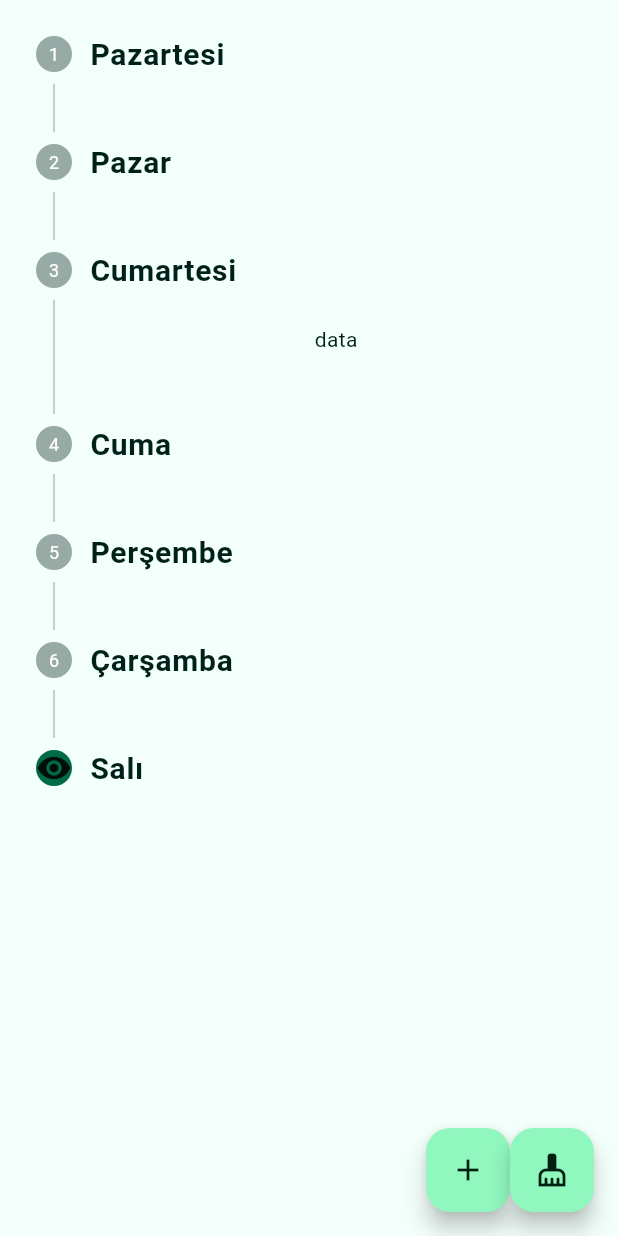
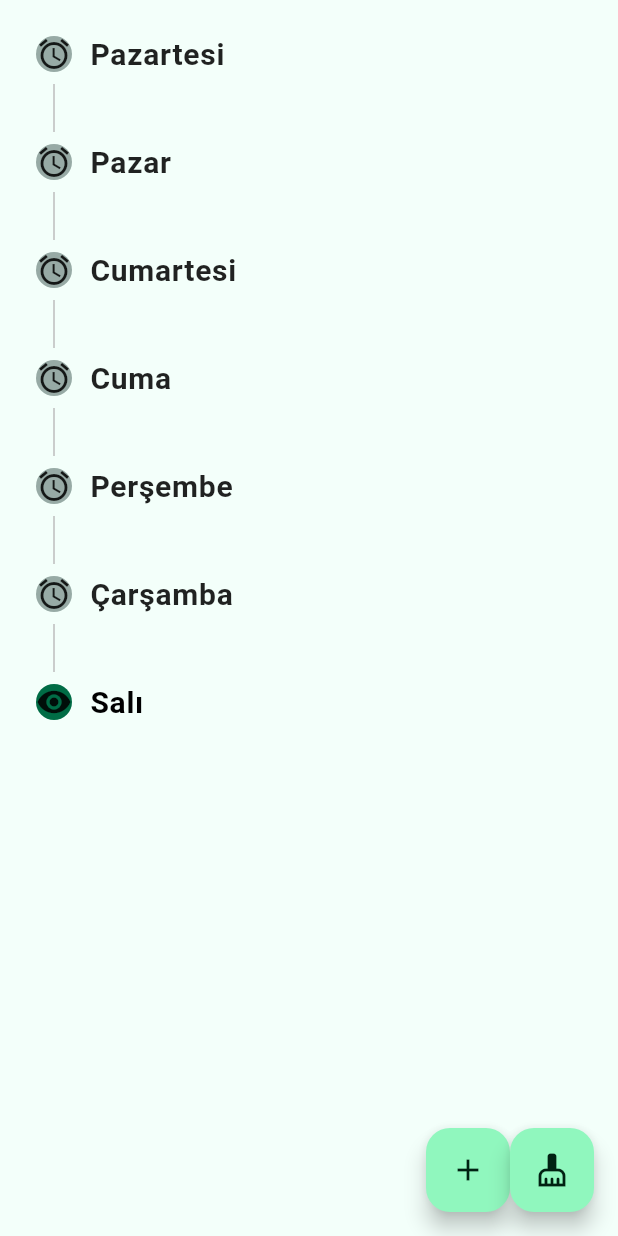
Before and after one commit to TRthsn/spaced_repetition_notes, a Flutter app: the screen it shows after launch, on a phone screen of 412 x 824 dp. Run offline on Flutter 3.47's test engine with Material 2 defaults, Android fonts, the phone set to English and light mode, and no system bars; our stand-ins replace bloc, flutter_bloc, hive, hive_flutter, lottie; missing offline and left inert: flutter_iconpicker; accounts and stored records are empty.

Commit message:
Home page View updated

```diff
--- a/lib/app/constants/constants_decoration.dart
+++ b/lib/app/constants/constants_decoration.dart
@@ -4,10 +4,12 @@ final class DecorationConstants {
   static const double noteContainerHeight = 80;
   static const Color noteContainerColor = Colors.amber;
   static const EdgeInsets noteContainerPadding = EdgeInsets.all(8);
-  static const EdgeInsets noteContainerItemPadding = EdgeInsets.all(8);
+  static const EdgeInsets noteContainerItemPadding =
+      EdgeInsets.fromLTRB(8, 8, 8, 0);
   static const EdgeInsets noteContainerMessagePadding =
       EdgeInsets.fromLTRB(8, 0, 8, 8);
   static const double titleIconSpace = 5;
+  static Color dividerColor = Colors.black.withOpacity(0.2);
 
   static const double showDialogHeight = 350;
   static const EdgeInsets showDialogPadding = EdgeInsets.all(12);
--- a/lib/app/constants/constants_text_style.dart
+++ b/lib/app/constants/constants_text_style.dart
@@ -10,5 +10,17 @@ class TextStyleConstants extends TextStyle {
       : super(
           fontSize: 20,
           fontWeight: FontWeight.w700,
+          color: Colors.black87,
+        );
+  const TextStyleConstants.noteCaptionCurrentDay()
+      : super(
+          fontSize: 20,
+          fontWeight: FontWeight.w700,
+          color: Colors.black,
+        );
+  const TextStyleConstants.noteDateAndHour()
+      : super(
+          fontSize: 20,
+          fontWeight: FontWeight.w700,
         );
 }
--- a/lib/features/home_page/view/home_page_view.dart
+++ b/lib/features/home_page/view/home_page_view.dart
@@ -27,9 +27,8 @@ class HomePageView extends StatelessWidget {
                 if (stepIndex == 6) {
                   return const Icon(Icons.visibility);
                 } else {
-                  const Icon(Icons.access_alarm_outlined);
+                  return const Icon(Icons.access_alarm_outlined);
                 }
-                return null;
               },
               onStepTapped: (value) =>
                   context.read<NoteCubit>().changeStep(value),
@@ -41,21 +40,34 @@ class HomePageView extends StatelessWidget {
                 for (int dayLater = 6; dayLater > -1; dayLater--)
                   Step(
                     isActive: context.watch<NoteCubit>().currentStep ==
-                        currentTime.add(Duration(days: dayLater)).weekday,
-                    title: Row(
+                        context.read<NoteCubit>().getIndex(),
+                    title: FittedBox(
+                      child: Column(
+                        crossAxisAlignment: CrossAxisAlignment.start,
+                        children: [
+                          Row(
                             children: [
                               Text(
-                          StringConstants.days[
-                                  currentTime.addDays(dayLater).weekday] ??
+                                StringConstants.days[currentTime
+                                        .addDays(dayLater)
+                                        .weekday] ??
                                     'Error',
-                          style: const TextStyleConstants.noteCaption(),
+                                style: dayLater == 0
+                                    ? const TextStyleConstants
+                                        .noteCaptionCurrentDay()
+                                    : const TextStyleConstants.noteCaption(),
                               ),
                               const SizedBox(
                                 width: DecorationConstants.titleIconSpace,
                               ),
+                            ],
+                          ),
+                          Row(
+                            children: [
                               for (final NoteItem iconItem in state
-                                .allItems[
-                                    currentTime.addDays(dayLater).toNoteId()]
+                                      .allItems[currentTime
+                                          .addDays(dayLater)
+                                          .toNoteId()]
                                       ?.noteItemList
                                       .cast<NoteItem>() ??
                                   [])
@@ -67,7 +79,72 @@ class HomePageView extends StatelessWidget {
                                 ),
                             ],
                           ),
-                    content: const Text('data'),
+                        ],
+                      ),
+                    ),
+                    content: Column(
+                      children: [
+                        for (final NoteItem messageItem in state
+                                .allItems[
+                                    currentTime.addDays(dayLater).toNoteId()]
+                                ?.noteItemList
+                                .cast<NoteItem>() ??
+                            [])
+                          Dismissible(
+                            key: GlobalKey(),
+                            onDismissed: (direction) {
+                              context
+                                  .read<NoteCubit>()
+                                  .removeItems(messageItem);
+                            },
+                            child: Padding(
+                              padding: DecorationConstants.noteContainerPadding,
+                              child: Container(
+                                width: MediaQuery.of(context).size.width,
+                                color: DecorationConstants.noteContainerColor,
+                                child: Column(
+                                  crossAxisAlignment: CrossAxisAlignment.start,
+                                  children: [
+                                    Padding(
+                                      padding: DecorationConstants
+                                          .noteContainerItemPadding,
+                                      child: Row(
+                                        mainAxisAlignment:
+                                            MainAxisAlignment.spaceBetween,
+                                        children: [
+                                          Text(
+                                            '${messageItem.time.year}-${messageItem.time.month}-${messageItem.time.day}',
+                                            style: const TextStyleConstants
+                                                .noteDateAndHour(),
+                                          ),
+                                          Text(
+                                            '${messageItem.time.hour}:${messageItem.time.minute}',
+                                            style: const TextStyleConstants
+                                                .noteDateAndHour(),
+                                          ),
+                                        ],
+                                      ),
+                                    ),
+                                    Divider(
+                                      thickness: 2,
+                                      color: DecorationConstants.dividerColor,
+                                    ),
+                                    Padding(
+                                      padding: DecorationConstants
+                                          .noteContainerMessagePadding,
+                                      child: Text(
+                                        messageItem.message,
+                                        style:
+                                            const TextStyleConstants.noteText(),
+                                      ),
+                                    ),
+                                  ],
+                                ),
+                              ),
+                            ),
+                          ),
+                      ],
+                    ),
                   ),
               ],
             );
--- a/lib/features/home_page/view/widgets/note_add_and_remove_floating_button.dart
+++ b/lib/features/home_page/view/widgets/note_add_and_remove_floating_button.dart
@@ -24,7 +24,7 @@ class NoteAddAndRemoveFloatingButtons extends StatelessWidget {
             final item = await addNoteItemShowDialog(context);
             if (item is NoteItem) {
               await context.read<NoteCubit>().addItem(item);
-            }
+            } else {}
           },
           child: const Icon(Icons.add),
         ),
--- a/lib/features/home_page/view_modal/note_cubit.dart
+++ b/lib/features/home_page/view_modal/note_cubit.dart
@@ -1,6 +1,7 @@
 import 'package:bloc/bloc.dart';
 import 'package:flutter/material.dart';
 import 'package:hive_flutter/hive_flutter.dart';
+import 'package:spaced_repetition_notes/app/extention/note_id_extention.dart';
 import 'package:spaced_repetition_notes/features/home_page/view_modal/note_cubit_state.dart';
 import 'package:spaced_repetition_notes/service/cache_manager.dart';
 import 'package:spaced_repetition_notes/service/modal/note.dart';
@@ -10,9 +11,16 @@ class NoteCubit extends Cubit<CubitBaseState> {
   NoteCubit(this.cacheManager) : super(CubitInitialState());
   final CacheManager cacheManager;
   final time = DateTime.now();
-  int currentStep = DateTime.now().weekday;
+  int currentStep = 6;
   IconData? selectedIconData;
   Icon? selectedIcon;
+  int sayac = -1;
+
+  int getIndex() {
+    sayac++;
+    sayac = sayac % 7;
+    return sayac;
+  }
 
   ///I have collected the note lists here
   final weekNotes = <int, Note>{};
@@ -34,7 +42,7 @@ class NoteCubit extends Cubit<CubitBaseState> {
     await addtreeItems(6);
 
     emit(CubitAddItemState());
-    emit(CubitSuccessState(allItems: weekNotes));
+    getWeekDayItems();
   }
 
   void refreshItems() {
@@ -44,16 +52,19 @@ class NoteCubit extends Cubit<CubitBaseState> {
   void removeItems(NoteItem item) {
     cacheManager.removeNote(item);
     emit(CubitRemoveItemState());
+    getWeekDayItems();
   }
 
   Future<void> clearItems() async {
     await cacheManager.clearNotes();
     emit(CubitRemoveItemState());
+    getWeekDayItems();
   }
 
   void changeStep(int step) {
     currentStep = step;
     emit(CubitPressStepState());
+    emit(CubitSuccessState(allItems: weekNotes));
   }
 
   void getWeekDayItems() {
@@ -63,15 +74,16 @@ class NoteCubit extends Cubit<CubitBaseState> {
         final dayItems =
             cacheManager.getCurrentDayNotes(time.add(Duration(days: dayLater)));
         if (dayItems == null) {
-          weekNotes[time.add(Duration(days: dayLater)).weekday] = Note(
+          weekNotes[time.add(Duration(days: dayLater)).toNoteId()] = Note(
             time: time,
             noteItemList: HiveList(cacheManager.noteItemBox),
           );
         } else {
-          weekNotes[time.add(Duration(days: dayLater)).weekday] =
+          weekNotes[time.add(Duration(days: dayLater)).toNoteId()] =
               Note(time: time, noteItemList: dayItems);
         }
       }
+
       emit(CubitSuccessState(allItems: weekNotes));
     } catch (e) {
       emit(CubitErrorState(errorText: 'We received an error pulling data'));
```
Lines whose indentation alone changed are shown as unchanged.
